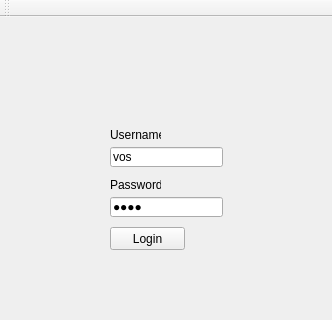
Qt form qcc/mainwindow.ui (vos/qcc) before a commit; both pictures show x 0 to 332 and y 0 to 320 of the 332 by 552 pixel window.
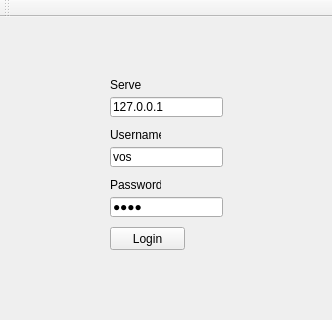
The same form after that commit.

The edit to the form file:
```diff
--- a/qcc/mainwindow.ui
+++ b/qcc/mainwindow.ui
@@ -95,6 +95,32 @@
        <string>Password</string>
       </property>
      </widget>
+     <widget class="QLineEdit" name="serverLineEdit">
+      <property name="geometry">
+       <rect>
+        <x>70</x>
+        <y>50</y>
+        <width>113</width>
+        <height>20</height>
+       </rect>
+      </property>
+      <property name="text">
+       <string>127.0.0.1</string>
+      </property>
+     </widget>
+     <widget class="QLabel" name="serverLabel">
+      <property name="geometry">
+       <rect>
+        <x>70</x>
+        <y>30</y>
+        <width>31</width>
+        <height>16</height>
+       </rect>
+      </property>
+      <property name="text">
+       <string>Server</string>
+      </property>
+     </widget>
     </widget>
     <widget class="QWidget" name="mainPage">
      <widget class="QListWidget" name="contactListWidget">
```
